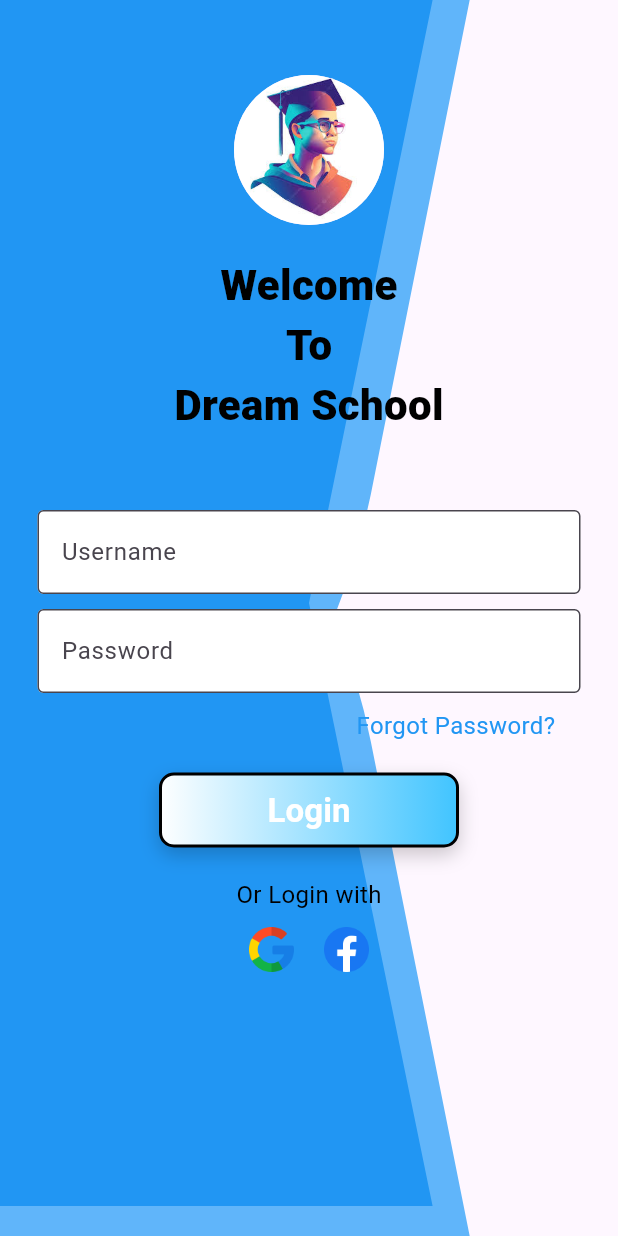
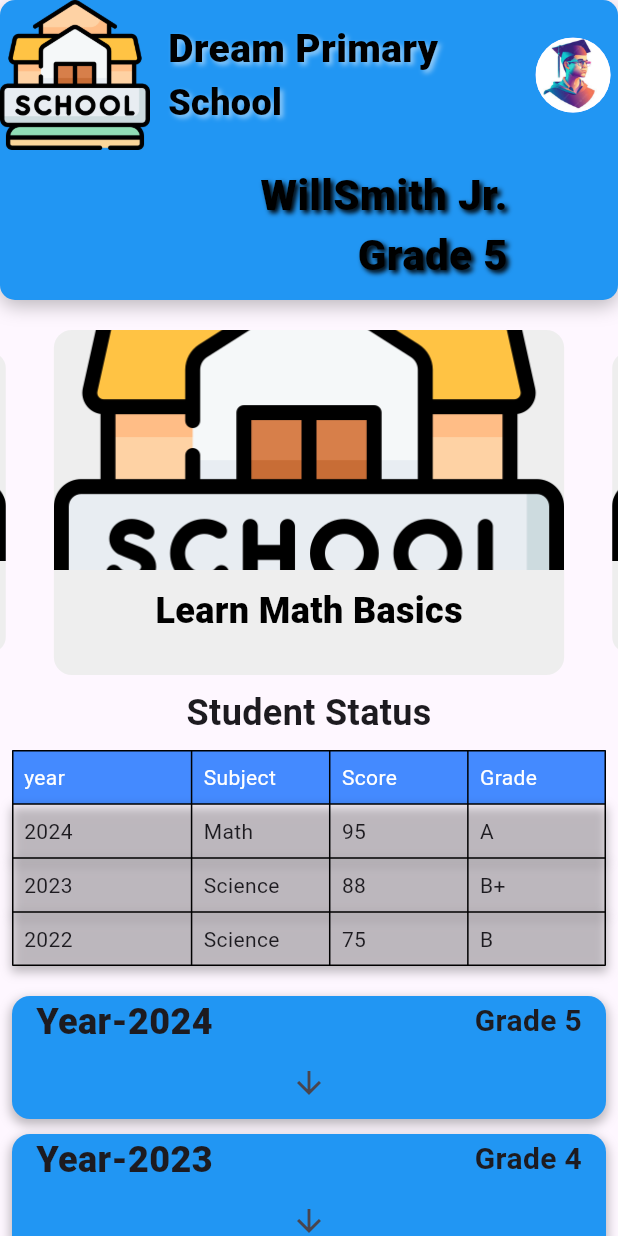
Before and after one commit to zwubishet/Student_mangement_system, a Flutter app: the screen it shows after launch, after a tap on "Login", on a phone screen of 412 x 824 dp. Run offline on Flutter 3.47's test engine with Material 3 defaults, Android fonts, the phone set to English and light mode, and no system bars; drawn by our look-alikes of carousel_slider; Roboto replaces fonts that are missing (Pacifico).

Commit message:
work on home page screen

```diff
--- /dev/null
+++ b/lib/components/Header_Home_page.dart
@@ -0,0 +1,126 @@
+import 'package:flutter/material.dart';
+
+class HeaderSection extends StatelessWidget {
+  const HeaderSection({super.key});
+
+  @override
+  Widget build(BuildContext context) {
+    return Container(
+      height: 200,
+      width: double.infinity,
+      decoration: BoxDecoration(
+        color: Colors.blue,
+        borderRadius: BorderRadius.circular(10),
+        boxShadow: [
+          BoxShadow(
+            color: Colors.black26,
+            blurRadius: 10,
+            offset: Offset(0, 4),
+          ),
+        ],
+      ), // Example color, replace with your design
+      child: Column(
+        children: [
+          Row(
+            children: [
+              Image.asset(
+                'assets/school.png', // Replace with your logo asset
+                height: 100,
+                width: 100,
+              ),
+              Padding(
+                padding: const EdgeInsets.all(12.0),
+                child: Column(
+                  crossAxisAlignment: CrossAxisAlignment.start,
+                  children: [
+                    Text(
+                      'Dream Primary',
+                      style: TextStyle(
+                        color: Colors.black,
+                        fontSize: 26,
+                        fontWeight: FontWeight.w800,
+                        shadows: [
+                          Shadow(
+                            color: Colors.white.withOpacity(0.5),
+                            offset: Offset(2, 2),
+                            blurRadius: 4,
+                          ),
+                        ],
+                      ),
+                    ),
+                    Text(
+                      'School',
+                      style: TextStyle(
+                        color: Colors.black,
+                        fontSize: 24,
+                        fontWeight: FontWeight.w800,
+                        shadows: [
+                          Shadow(
+                            color: Colors.white.withOpacity(0.5),
+                            offset: Offset(2, 2),
+                            blurRadius: 4,
+                          ),
+                        ],
+                      ),
+                    ),
+                  ],
+                ),
+              ),
+              Spacer(),
+              Padding(
+                padding: const EdgeInsets.only(right: 5.0),
+                child: SizedBox(
+                  width: 50,
+                  height: 50,
+                  child: const CircleAvatar(
+                    radius: 25,
+                    backgroundImage: AssetImage('assets/student_login.jpg'),
+                  ),
+                ),
+              ),
+            ],
+          ),
+          const SizedBox(height: 10),
+          Padding(
+            padding: const EdgeInsets.only(left: 100.0),
+            child: Column(
+              crossAxisAlignment: CrossAxisAlignment.end,
+              children: [
+                const Text(
+                  'WillSmith Jr.',
+                  style: TextStyle(
+                    fontSize: 28,
+                    fontWeight: FontWeight.w800,
+                    color: Colors.black,
+                    shadows: [
+                      Shadow(
+                        color: Colors.black,
+                        offset: Offset(2, 2),
+                        blurRadius: 4,
+                      ),
+                    ],
+                  ),
+                ),
+                const Text(
+                  'Grade 5',
+                  style: TextStyle(
+                    fontSize: 28,
+                    fontWeight: FontWeight.w800,
+                    color: Colors.black,
+                    shadows: [
+                      Shadow(
+                        color: Colors.black,
+                        offset: Offset(2, 2),
+                        blurRadius: 4,
+                      ),
+                    ],
+                  ),
+                ),
+              ],
+            ),
+          ),
+        ],
+      ),
+    );
+  }
+}
--- /dev/null
+++ b/lib/components/Student_status_table.dart
@@ -0,0 +1,121 @@
+import 'package:flutter/material.dart';
+
+class StudentStatusTable extends StatelessWidget {
+  const StudentStatusTable({super.key});
+
+  @override
+  Widget build(BuildContext context) {
+    return Column(
+      children: [
+        const Padding(
+          padding: EdgeInsets.all(8.0),
+          child: Text(
+            'Student Status',
+            style: TextStyle(fontSize: 24, fontWeight: FontWeight.bold),
+          ),
+        ),
+        Padding(
+          padding: const EdgeInsets.symmetric(horizontal: 8.0),
+          child: Table(
+            border: TableBorder.all(color: Colors.black),
+            columnWidths: const {
+              0: FlexColumnWidth(1.3),
+              1: FlexColumnWidth(1),
+              2: FlexColumnWidth(1),
+              3: FlexColumnWidth(1),
+            },
+            children: const [
+              TableRow(
+                decoration: BoxDecoration(color: Colors.blueAccent),
+                children: [
+                  Padding(
+                    padding: EdgeInsets.all(8.0),
+                    child: Text('year', style: TextStyle(color: Colors.white)),
+                  ),
+                  Padding(
+                    padding: EdgeInsets.all(8.0),
+                    child: Text(
+                      'Subject',
+                      style: TextStyle(color: Colors.white),
+                    ),
+                  ),
+                  Padding(
+                    padding: EdgeInsets.all(8.0),
+                    child: Text('Score', style: TextStyle(color: Colors.white)),
+                  ),
+                  Padding(
+                    padding: EdgeInsets.all(8.0),
+                    child: Text('Grade', style: TextStyle(color: Colors.white)),
+                  ),
+                ],
+              ),
+              TableRow(
+                decoration: BoxDecoration(
+                  boxShadow: [
+                    BoxShadow(
+                      color: Colors.black26,
+                      spreadRadius: 1,
+                      blurRadius: 5,
+                      offset: Offset(0, 3), // changes position of shadow
+                    ),
+                  ],
+                ),
+                children: [
+                  Padding(padding: EdgeInsets.all(8.0), child: Text('2024')),
+                  Padding(padding: EdgeInsets.all(8.0), child: Text('Math')),
+                  Padding(padding: EdgeInsets.all(8.0), child: Text('95')),
+                  Padding(padding: EdgeInsets.all(8.0), child: Text('A')),
+                ],
+              ),
+              TableRow(
+                decoration: BoxDecoration(
+                  boxShadow: [
+                    BoxShadow(
+                      color: Colors.black26,
+                      spreadRadius: 1,
+                      blurRadius: 5,
+                      offset: Offset(0, 3), // changes position of shadow
+                    ),
+                  ],
+                ),
+                children: [
+                  Padding(padding: EdgeInsets.all(8.0), child: Text('2023')),
+                  Padding(padding: EdgeInsets.all(8.0), child: Text('Science')),
+                  Padding(padding: EdgeInsets.all(8.0), child: Text('88')),
+                  Padding(padding: EdgeInsets.all(8.0), child: Text('B+')),
+                ],
+              ),
+              TableRow(
+                decoration: BoxDecoration(
+                  boxShadow: [
+                    BoxShadow(
+                      color: Colors.black26,
+                      spreadRadius: 1,
+                      blurRadius: 5,
+                      offset: Offset(0, 3), // changes position of shadow
+                    ),
+                  ],
+                ),
+                children: [
+                  Padding(padding: EdgeInsets.all(8.0), child: Text('2022')),
+                  Padding(padding: EdgeInsets.all(8.0), child: Text('Science')),
+                  Padding(padding: EdgeInsets.all(8.0), child: Text('75')),
+                  Padding(padding: EdgeInsets.all(8.0), child: Text('B')),
+                ],
+              ),
+            ],
+          ),
+        ),
+      ],
+    ); // Replace with your actual widget implementation
+  }
+}
+
+class TitleText extends StatelessWidget {
+  const TitleText({super.key});
+
+  @override
+  Widget build(BuildContext context) {
+    return Container(); // Replace with your actual widget implementation
+  }
+}
--- /dev/null
+++ b/lib/components/carousel_Home_page.dart
@@ -0,0 +1,76 @@
+import 'package:carousel_slider/carousel_options.dart';
+import 'package:carousel_slider/carousel_slider.dart';
+import 'package:flutter/material.dart';
+
+class CarouselSection extends StatefulWidget {
+  CarouselSection({super.key});
+
+  @override
+  State<CarouselSection> createState() => _CarouselSectionState();
+}
+
+class _CarouselSectionState extends State<CarouselSection> {
+  int currentIndex = 0;
+  final List<Map<String, String>> carouselItems = [
+    {'image': 'assets/school.png', 'title': 'Learn Math Basics'},
+    {'image': 'assets/school.png', 'title': 'Discover Science'},
+    {'image': 'assets/school.png', 'title': 'Design Resources'},
+  ];
+
+  @override
+  Widget build(BuildContext context) {
+    return CarouselSlider.builder(
+      itemCount: carouselItems.length,
+      options: CarouselOptions(
+        height: 230.0,
+        autoPlay: true,
+        enlargeCenterPage: true,
+        aspectRatio: 16 / 9,
+        viewportFraction: 0.85,
+        onPageChanged: (index, reason) {
+          setState(() {
+            currentIndex = index;
+          });
+        },
+      ),
+      itemBuilder: (context, index, realIndex) {
+        final item = carouselItems[index];
+        final isActive = index == currentIndex;
+
+        return Container(
+          margin: const EdgeInsets.symmetric(horizontal: 5.0),
+          decoration: BoxDecoration(
+            color: Colors.grey[200],
+            borderRadius: BorderRadius.circular(12),
+          ),
+          child: Column(
+            children: [
+              ClipRRect(
+                borderRadius: const BorderRadius.only(
+                  topLeft: Radius.circular(12),
+                  topRight: Radius.circular(12),
+                ),
+                child: Image.asset(
+                  item['image']!,
+                  height: 160,
+                  width: double.infinity,
+                  fit: BoxFit.cover,
+                ),
+              ),
+              const SizedBox(height: 10),
+              Text(
+                item['title']!,
+                style: TextStyle(
+                  fontSize: isActive ? 24 : 16,
+                  fontWeight: isActive ? FontWeight.w900 : FontWeight.normal,
+                  color: isActive ? Colors.black : Colors.grey[700],
+                ),
+              ),
+            ],
+          ),
+        );
+      },
+    );
+    // Replace with your actual widget implementation
+  }
+}
--- /dev/null
+++ b/lib/components/continer.dart
@@ -0,0 +1,54 @@
+import 'package:flutter/material.dart';
+
+class YearDropdownCards extends StatelessWidget {
+  final String title;
+  final String grade;
+  const YearDropdownCards({
+    super.key,
+    required this.title,
+    required this.grade,
+  });
+
+  @override
+  Widget build(BuildContext context) {
+    return Padding(
+      padding: const EdgeInsets.symmetric(horizontal: 8.0),
+      child: Container(
+        decoration: BoxDecoration(
+          color: Colors.blue,
+          borderRadius: BorderRadius.circular(12),
+          boxShadow: [
+            BoxShadow(
+              color: Colors.black26,
+              spreadRadius: 1,
+              blurRadius: 5,
+              offset: Offset(0, 3), // changes position of shadow
+            ),
+          ],
+        ),
+        // Your widget implementation goes here
+        child: Column(
+          children: [
+            Padding(
+              padding: const EdgeInsets.symmetric(horizontal: 16.0),
+              child: Row(
+                mainAxisAlignment: MainAxisAlignment.spaceBetween,
+                children: [
+                  Text(
+                    title,
+                    style: TextStyle(fontSize: 24, fontWeight: FontWeight.w800),
+                  ),
+                  Text(
+                    grade,
+                    style: TextStyle(fontSize: 20, fontWeight: FontWeight.bold),
+                  ),
+                ],
+              ),
+            ),
+            IconButton(onPressed: () {}, icon: Icon(Icons.arrow_downward)),
+          ],
+        ),
+      ),
+    );
+  }
+}
--- a/lib/main.dart
+++ b/lib/main.dart
@@ -11,6 +11,7 @@ class MyApp extends StatelessWidget {
   @override
   Widget build(BuildContext context) {
     return MaterialApp(
+      debugShowCheckedModeBanner: false,
       title: 'Flutter Demo',
       theme: ThemeData(
         colorScheme: ColorScheme.fromSeed(seedColor: Colors.deepPurple),
--- /dev/null
+++ b/lib/pages/HomePage.dart
@@ -0,0 +1,63 @@
+import 'package:flutter/material.dart';
+import 'package:student_management_system_app/components/Header_Home_page.dart';
+import 'package:student_management_system_app/components/Student_status_table.dart';
+import 'package:student_management_system_app/components/carousel_Home_page.dart';
+import 'package:student_management_system_app/components/continer.dart';
+
+class Homepage extends StatefulWidget {
+  const Homepage({super.key});
+
+  @override
+  State<Homepage> createState() => _HomepageState();
+}
+
+class _HomepageState extends State<Homepage> {
+  @override
+  Widget build(BuildContext context) {
+    return Scaffold(
+      body: SingleChildScrollView(
+        child: Column(
+          children: [
+            const HeaderSection(),
+            const SizedBox(height: 20),
+            CarouselSection(),
+            const StudentStatusTable(),
+            const SizedBox(height: 20),
+            const DropdownCards(),
+            const FloatingAskButton(), // Optionally use a FloatingActionButton
+          ],
+        ),
+      ),
+    );
+  }
+}
+
+class FloatingAskButton extends StatelessWidget {
+  const FloatingAskButton({super.key});
+
+  @override
+  Widget build(BuildContext context) {
+    return Container(); // Replace with your actual widget implementation
+  }
+}
+
+class DropdownCards extends StatelessWidget {
+  const DropdownCards({super.key});
+
+  @override
+  Widget build(BuildContext context) {
+    return Column(
+      children: [
+        YearDropdownCards(title: "Year-2024", grade: "Grade 5"),
+        SizedBox(height: 10),
+        YearDropdownCards(title: "Year-2023", grade: "Grade 4"),
+        SizedBox(height: 10),
+        YearDropdownCards(title: "year-2022 ", grade: "Grade 3"),
+        SizedBox(height: 10),
+        YearDropdownCards(title: "Year-2021", grade: "Grade 2"),
+        SizedBox(height: 10),
+        YearDropdownCards(title: "Year-2020", grade: "Grade 1"),
+      ],
+    ); // Replace with your actual widget implementation
+  }
+}
--- a/lib/pages/login_page.dart
+++ b/lib/pages/login_page.dart
@@ -2,6 +2,7 @@ import 'package:flutter/gestures.dart';
 import 'package:flutter/material.dart';
 import 'package:student_management_system_app/components/BackgroundCustompaint.dart';
 import 'package:student_management_system_app/components/BlueBackgroundCustompaint.dart';
+import 'package:student_management_system_app/pages/HomePage.dart';
 
 class LoginPage extends StatelessWidget {
   const LoginPage({super.key});
@@ -9,6 +10,16 @@ class LoginPage extends StatelessWidget {
   @override
   Widget build(BuildContext context) {
     return Scaffold(
+      bottomNavigationBar: BottomAppBar(
+        child: Padding(
+          padding: EdgeInsets.all(8.0),
+          child: Text(
+            '© 2023 Dream School. All rights reserved.',
+            textAlign: TextAlign.center,
+            style: TextStyle(fontSize: 14, color: Colors.grey),
+          ),
+        ),
+      ),
       body: Stack(
         children: [
           CustomPaint(
@@ -32,14 +43,6 @@ class LoginPage extends StatelessWidget {
                   backgroundImage: AssetImage('assets/student_login.jpg'),
                 ),
                 const SizedBox(height: 20),
-                // const Text(
-                //   'Welcome to Dream School',
-                //   style: TextStyle(
-                //     fontSize: 28,
-                //     fontWeight: FontWeight.w800,
-                //     color: Colors.black,
-                //   ),
-                // ),
                 Column(
                   children: [
                     const Text(
@@ -129,6 +132,11 @@ class LoginPage extends StatelessWidget {
                   child: TextButton(
                     onPressed: () {
                       // Handle login action
+                      Navigator.of(context).push(
+                        MaterialPageRoute(
+                          builder: (context) => const Homepage(),
+                        ),
+                      );
                     },
                     child: const Text(
                       'Login',
--- a/pubspec.yaml
+++ b/pubspec.yaml
@@ -34,6 +34,7 @@ dependencies:
   # The following adds the Cupertino Icons font to your application.
   # Use with the CupertinoIcons class for iOS style icons.
   cupertino_icons: ^1.0.8
+  carousel_slider: ^5.1.1
 
 dev_dependencies:
   flutter_test:
@@ -62,6 +63,7 @@ flutter:
     - assets/student_login.jpg
     - assets/google.png
     - assets/facebook.png
+    - assets/school.png
 
   # An image asset can refer to one or more resolution-specific "variants", see
   # https://flutter.dev/to/resolution-aware-images
```
Also changed, not shown: assets/school.png (added), pubspec.lock.
